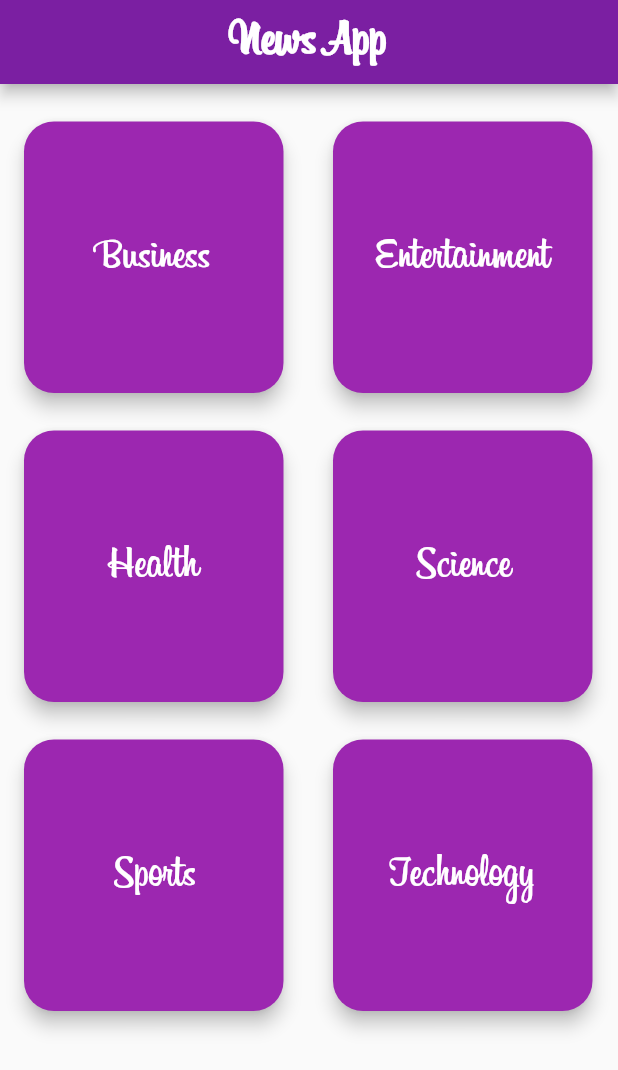
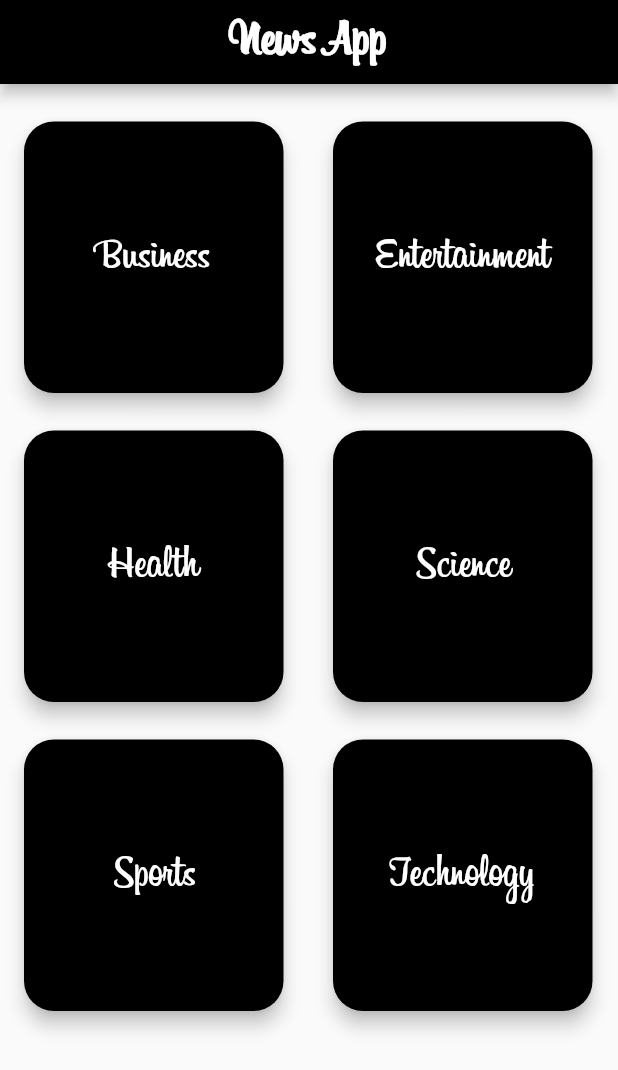
Before and after one commit to jainharsh21/News-App, a Flutter app: the screen it shows after launch, on a phone screen of 412 x 824 dp. Shown: the top 1070 px of the screen. Run offline on Flutter 3.47's test engine with Material 2 defaults, Android fonts, the phone set to English and light mode, and no system bars.

Commit message:
ui changes

```diff
--- a/lib/ui/home.dart
+++ b/lib/ui/home.dart
@@ -21,7 +21,7 @@ class _HomeState extends State<Home> {
       itemBuilder: (BuildContext context ,int index){
         return GestureDetector(
           child: Card(
-            color: Colors.purple,
+            color: Colors.black,
             margin: EdgeInsets.fromLTRB(16, 25, 17, 0),
             shape: RoundedRectangleBorder(
               borderRadius: BorderRadius.circular(20.0)
@@ -52,7 +52,7 @@ class _HomeState extends State<Home> {
           fontSize: 35.0,
         ),),
         centerTitle: true,
-        backgroundColor: Colors.purple[700],
+        backgroundColor: Colors.black,
       ),
       body: myGridView,
 
--- a/lib/ui/news_screen.dart
+++ b/lib/ui/news_screen.dart
@@ -18,7 +18,9 @@ class _NewsScreenState extends State<NewsScreen> {
 
   void showData() async {
     Map news  = await getNews(util.apiId, util.defaultNews);
-    print(news.toString());
+    List articles = news["articles"];
+    // print(news.toString());
+    print(articles);
   }
 
   @override
@@ -37,7 +39,7 @@ class _NewsScreenState extends State<NewsScreen> {
           fontWeight: FontWeight.bold,
         ),),
         centerTitle: true,
-        backgroundColor: Colors.purple[700],
+        backgroundColor: Colors.black,
       ),
     );
   }
```
